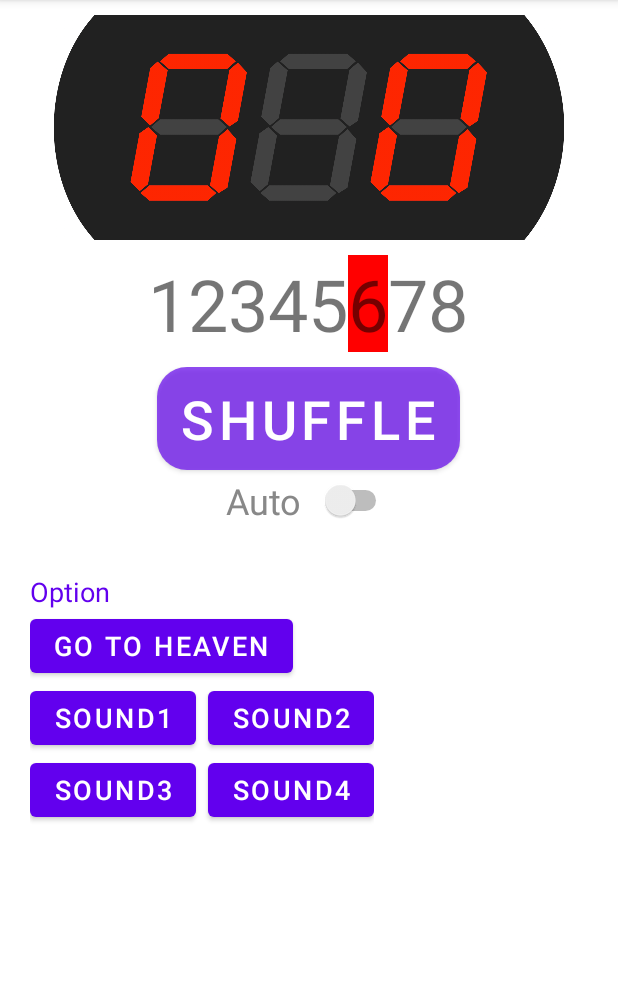
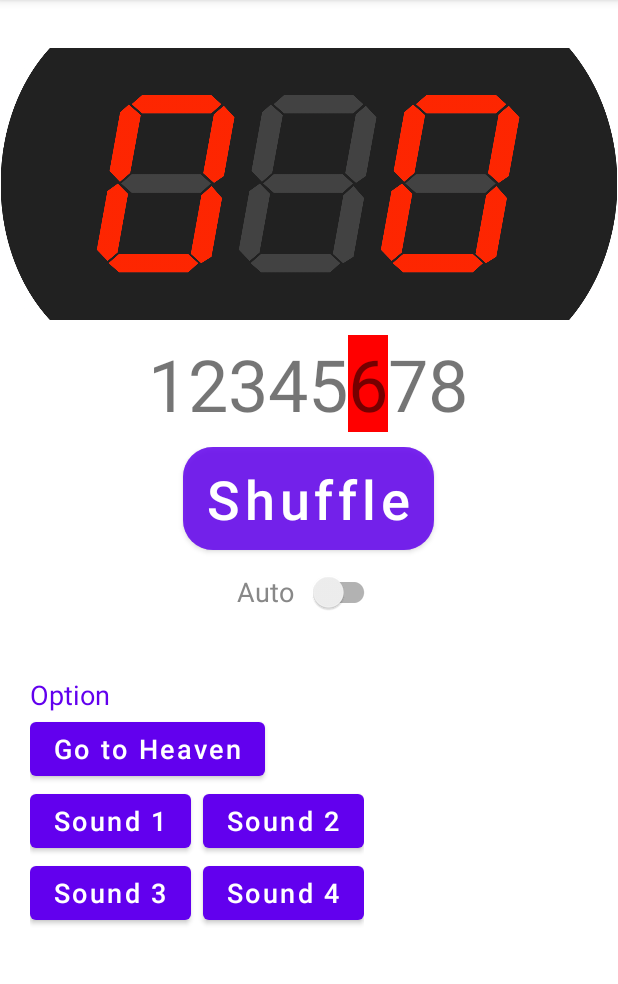
Before and after one commit to digihori/excitesim, an Android app: the screen it shows after launch (MainActivity), on a phone screen of 412 x 824 dp, the part 84-1068 px from its top. Run offline under Robolectric (Android 15) with nearby library versions, the phone set to English and light mode, and no system bars.

Commit message:
マルチデバイス対応

```diff
--- a/app/build.gradle
+++ b/app/build.gradle
@@ -10,8 +10,8 @@ android {
         applicationId "com.github.digihori.excitesim"
         minSdk 26
         targetSdk 32
-        versionCode 1
-        versionName "1.00"
+        versionCode 2
+        versionName "1.01"
 
         testInstrumentationRunner "androidx.test.runner.AndroidJUnitRunner"
         archivesBaseName = "${applicationName}-${versionName}"
--- a/app/src/main/AndroidManifest.xml
+++ b/app/src/main/AndroidManifest.xml
@@ -12,6 +12,7 @@
         android:roundIcon="@mipmap/ic_launcher_round"
         android:supportsRtl="true"
         android:theme="@style/Theme.ExciteSim"
+        tools:ignore="LockedOrientationActivity"
         tools:targetApi="31">
         <activity
             android:name=".MainActivity"
--- a/app/src/main/java/com/github/digihori/excitesim/MainActivity.java
+++ b/app/src/main/java/com/github/digihori/excitesim/MainActivity.java
@@ -1,6 +1,7 @@
 package com.github.digihori.excitesim;
 
 import androidx.appcompat.app.AppCompatActivity;
+import androidx.appcompat.widget.SwitchCompat;
 
 import android.graphics.Color;
 import android.graphics.drawable.AnimationDrawable;
@@ -10,9 +11,8 @@ import android.os.Bundle;
 import android.os.Handler;
 import android.util.Log;
 import android.view.View;
-import android.widget.CompoundButton;
+import android.view.WindowManager;
 import android.widget.ImageView;
-import android.widget.Switch;
 
 import java.util.Random;
 
@@ -43,7 +43,7 @@ public class MainActivity extends AppCompatActivity implements View.OnClickListe
     }
     private ResultNum digit;
     private ImageView imgView1, imgView2;
-    private Switch autoSW;
+    private SwitchCompat autoSW;
 
     @Override
     protected void onCreate(Bundle savedInstanceState) {
@@ -91,25 +91,21 @@ public class MainActivity extends AppCompatActivity implements View.OnClickListe
         autoSW = findViewById(R.id.switch1);
         autoSW.setTextColor(Color.GRAY);
         autoSW.setOnCheckedChangeListener(
-                new CompoundButton.OnCheckedChangeListener() {
-                    @Override
-                    public void onCheckedChanged(CompoundButton compoundButton, boolean b) {
+                (compoundButton, b) -> {
                     if (autoSW.isChecked()) {
-                            auto = new Runnable() {
-                                @Override
-                                public void run() {
+                        getWindow().addFlags(WindowManager.LayoutParams.FLAG_KEEP_SCREEN_ON);
+                        auto = () -> {
                             shuffle();
                             mHandler0.removeCallbacks(auto);
                             mHandler0.postDelayed(auto, 1500);
-                                }
                         };
                         autoSW.setTextColor(Color.RED);
                         shuffle();
                         mHandler0.postDelayed(auto, 1500);
                     } else {
+                        getWindow().clearFlags(WindowManager.LayoutParams.FLAG_KEEP_SCREEN_ON);
                         autoSW.setTextColor(Color.GRAY);
                         mHandler0.removeCallbacks(auto);
-                        }
                     }
                 }
         );
@@ -119,8 +115,7 @@ public class MainActivity extends AppCompatActivity implements View.OnClickListe
         int x;
 
         Log.w("drawing", String.format("mode=%d", mode));
-        switch (mode) {
-            case 0: // 天国モード
+        if (mode == 0) {    // 天国モード
             x = random.nextInt(13);
             Log.w("drawing", String.format("result=%d", x));
             if (x == 0) {
@@ -140,9 +135,7 @@ public class MainActivity extends AppCompatActivity implements View.OnClickListe
                     digit = failure();
                 }
             }
-                break;
-
-            default:    // 1-7 地獄モード
+        } else {    // 1-7 地獄モード
             x = random.nextInt(13);
             Log.w("drawing", String.format("result=%d", x));
             if (x == 0) {
@@ -154,7 +147,6 @@ public class MainActivity extends AppCompatActivity implements View.OnClickListe
             } else {
                 digit = failure();
             }
-                break;
         }
     }
     private ResultNum hit() {
@@ -194,7 +186,7 @@ public class MainActivity extends AppCompatActivity implements View.OnClickListe
         }
         return r;
     }
-    private void digitDisp(ImageView v, int n) {
+    private void digitPrint(ImageView v, int n) {
         v.setBackgroundResource(digitImages[n]);
     }
 
@@ -210,12 +202,10 @@ public class MainActivity extends AppCompatActivity implements View.OnClickListe
         if (anime2.isRunning()) anime2.stop();
         anime2.start();
 
-        stop1 = new Runnable() {
-            @Override
-            public void run() {
+        stop1 = () -> {
             if (anime1.isRunning()) {
                 anime1.stop();
-                    digitDisp(imgView1, digit.d1);
+                digitPrint(imgView1, digit.d1);
                 if (digit.d1 == 3 || digit.d1 == 7) {
                     soundPool.play(soundReach, 1.0f, 1.0f, 0, 0, 1);
                 } else {
@@ -223,15 +213,12 @@ public class MainActivity extends AppCompatActivity implements View.OnClickListe
                 }
             }
             mHandler1.removeCallbacks(stop1);
-            }
         };
         mHandler1.postDelayed(stop1, 600);
-        stop2 = new Runnable() {
-            @Override
-            public void run() {
+        stop2 = () -> {
             if (anime2.isRunning()) {
                 anime2.stop();
-                    digitDisp(imgView2, digit.d2);
+                digitPrint(imgView2, digit.d2);
                 if (digit.d1 == 3 && digit.d2 == 3 || digit.d1 == 7 && digit.d2 == 7) {
                     soundPool.play(soundFanfare, 1.0f, 1.0f, 0, 0, 1);
                     imgView1.setBackgroundResource(digit.d1 == 3 ? R.drawable.fever3 : R.drawable.fever7);
@@ -251,7 +238,6 @@ public class MainActivity extends AppCompatActivity implements View.OnClickListe
                 }
             }
             mHandler2.removeCallbacks(stop2);
-            }
         };
         mHandler2.postDelayed(stop2, 900);
     }
--- a/app/src/main/res/drawable/radius_button.xml
+++ b/app/src/main/res/drawable/radius_button.xml
@@ -1,5 +1,6 @@
 <?xml version="1.0" encoding="utf-8"?>
-<selector xmlns:android="http://schemas.android.com/apk/res/android">
+<ripple xmlns:android="http://schemas.android.com/apk/res/android"
+    android:color="#C0D0D0D0">
     <!-- 通常時 -->
     <item
         android:state_pressed="false"
@@ -12,4 +13,4 @@
         android:drawable="@drawable/radius_button_pressed"
         />
 
-</selector>
+</ripple>
--- a/app/src/main/res/layout/activity_main.xml
+++ b/app/src/main/res/layout/activity_main.xml
@@ -7,10 +7,12 @@
     tools:context=".MainActivity">
 
     <LinearLayout
-        android:layout_width="match_parent"
-        android:layout_height="match_parent"
+        android:layout_width="0dp"
+        android:layout_height="0dp"
         android:orientation="vertical"
-        app:layout_constraintBottom_toBottomOf="parent"
+        app:layout_constrainedHeight="true"
+        app:layout_constrainedWidth="true"
+        app:layout_constraintDimensionRatio="3:5"
         app:layout_constraintEnd_toEndOf="parent"
         app:layout_constraintStart_toStartOf="parent"
         app:layout_constraintTop_toTopOf="parent">
@@ -18,101 +20,138 @@
         <FrameLayout
             android:layout_width="wrap_content"
             android:layout_height="wrap_content"
-            android:paddingTop="10dp"
-            android:layout_gravity="center" >
+            android:paddingTop="32dp"
+            tools:ignore="contentDescription">
 
             <ImageView
-                android:layout_height="150dp"
-                android:layout_width="340dp"
-                android:scaleType="fitXY"
+                android:layout_width="match_parent"
+                android:layout_height="wrap_content"
+                android:adjustViewBounds="true"
                 android:src="@drawable/background" />
 
             <LinearLayout
-                android:layout_width="wrap_content"
-                android:layout_height="wrap_content"
-                android:orientation="horizontal"
-                android:layout_gravity="center">
+                android:layout_width="match_parent"
+                android:layout_height="match_parent"
+                android:orientation="vertical">
 
                 <ImageView
-                    android:id="@+id/img1"
-                    android:layout_width="80dp"
-                    android:layout_height="100dp" />
+                    android:layout_width="match_parent"
+                    android:layout_height="0dp"
+                    android:layout_weight="1" />
+
+                <LinearLayout
+                    android:layout_width="match_parent"
+                    android:layout_height="0dp"
+                    android:layout_weight="4"
+                    android:orientation="horizontal">
+
+                    <ImageView
+                        android:layout_width="0dp"
+                        android:layout_height="0dp"
+                        android:layout_weight="2" />
+
+                    <ImageView
+                        android:id="@+id/img1"
+                        android:layout_width="0dp"
+                        android:layout_height="match_parent"
+                        android:layout_weight="3" />
+
+                    <ImageView
+                        android:id="@+id/img2"
+                        android:layout_width="0dp"
+                        android:layout_height="match_parent"
+                        android:layout_weight="3" />
+
+                    <ImageView
+                        android:id="@+id/img3"
+                        android:layout_width="0dp"
+                        android:layout_height="match_parent"
+                        android:layout_weight="3" />
+
+                    <ImageView
+                        android:layout_width="0dp"
+                        android:layout_height="0dp"
+                        android:layout_weight="2" />
+                </LinearLayout>
+
                 <ImageView
-                    android:id="@+id/img2"
-                    android:layout_width="80dp"
-                    android:layout_height="100dp" />
-                <ImageView
-                    android:id="@+id/img3"
-                    android:layout_width="80dp"
-                    android:layout_height="100dp" />
+                    android:layout_width="match_parent"
+                    android:layout_height="0dp"
+                    android:layout_weight="1" />
             </LinearLayout>
-
         </FrameLayout>
 
         <GridLayout
             android:layout_width="wrap_content"
             android:layout_height="wrap_content"
+            android:layout_gravity="center"
             android:columnCount="8"
-            android:rowCount="1"
             android:paddingTop="10dp"
-            android:layout_gravity="center" >
+            android:rowCount="1">
 
             <TextView
                 android:id="@+id/text1"
-                android:text="1"
-                android:textSize="48sp"
+                android:layout_row="0"
                 android:layout_column="0"
-                android:layout_row="0" />
+                android:text="@string/mode1"
+                android:textSize="@dimen/textSize_large" />
+
             <TextView
                 android:id="@+id/text2"
-                android:text="2"
-                android:textSize="48sp"
+                android:layout_row="0"
                 android:layout_column="1"
-                android:layout_row="0" />
+                android:text="@string/mode2"
+                android:textSize="@dimen/textSize_large" />
+
             <TextView
                 android:id="@+id/text3"
-                android:text="3"
-                android:textSize="48sp"
+                android:layout_row="0"
                 android:layout_column="2"
-                android:layout_row="0" />
+                android:text="@string/mode3"
+                android:textSize="@dimen/textSize_large" />
+
             <TextView
                 android:id="@+id/text4"
-                android:text="4"
-                android:textSize="48sp"
+                android:layout_row="0"
                 android:layout_column="3"
-                android:layout_row="0" />
+                android:text="@string/mode4"
+                android:textSize="@dimen/textSize_large" />
+
             <TextView
                 android:id="@+id/text5"
-                android:text="5"
-                android:textSize="48sp"
+                android:layout_row="0"
                 android:layout_column="4"
-                android:layout_row="0" />
+                android:text="@string/mode5"
+                android:textSize="@dimen/textSize_large" />
+
             <TextView
                 android:id="@+id/text6"
-                android:text="6"
-                android:textSize="48sp"
+                android:layout_row="0"
                 android:layout_column="5"
-                android:layout_row="0" />
+                android:text="@string/mode6"
+                android:textSize="@dimen/textSize_large" />
+
             <TextView
                 android:id="@+id/text7"
-                android:text="7"
-                android:textSize="48sp"
+                android:layout_row="0"
                 android:layout_column="6"
-                android:layout_row="0" />
+                android:text="@string/mode7"
+                android:textSize="@dimen/textSize_large" />
+
             <TextView
                 android:id="@+id/text8"
-                android:text="8"
-                android:textSize="48sp"
+                android:layout_row="0"
                 android:layout_column="7"
-                android:layout_row="0" />
+                android:text="@string/mode8"
+                android:textSize="@dimen/textSize_large" />
 
         </GridLayout>
 
         <LinearLayout
-            android:paddingTop="10dp"
             android:layout_width="match_parent"
             android:layout_height="wrap_content"
-            android:orientation="vertical">
+            android:orientation="vertical"
+            android:paddingTop="10dp">
 
             <Button
                 android:id="@+id/btn1"
@@ -120,73 +159,86 @@
                 android:layout_height="wrap_content"
                 android:layout_gravity="center"
                 android:background="@drawable/radius_button"
-                android:text="Shuffle"
-                android:textSize="36sp" />
+                android:text="@string/fire"
+                android:textAllCaps="false"
+                android:textSize="@dimen/textSize_medium" />
 
-            <Switch
+            <androidx.appcompat.widget.SwitchCompat
                 android:id="@+id/switch1"
                 android:layout_width="wrap_content"
                 android:layout_height="wrap_content"
+                android:layout_gravity="center"
                 android:layout_marginTop="4dp"
-                android:layout_gravity="center"
-                android:text="Auto  "
-                android:textSize="24sp" />
+                android:text="@string/sw"
+                android:textSize="@dimen/textSize_small" />
 
             <LinearLayout
                 android:layout_width="match_parent"
                 android:layout_height="wrap_content"
                 android:orientation="vertical"
                 android:paddingLeft="20dp"
-                android:paddingTop="32dp" >
+                android:paddingRight="20dp"
+                android:paddingTop="32dp">
+
                 <TextView
                     android:layout_width="wrap_content"
                     android:layout_height="wrap_content"
-                    android:text="Option"
+                    android:text="@string/option"
                     android:textColor="@color/design_default_color_primary"
-                    android:textSize="18sp" />
+                    android:textSize="@dimen/textSize_small" />
+
                 <Button
                     android:id="@+id/btn2"
                     android:layout_width="wrap_content"
                     android:layout_height="wrap_content"
-                    android:text="Go to heaven"
-                    android:textSize="18sp" />
+                    android:text="@string/opt_heaven"
+                    android:textAllCaps="false"
+                    android:textSize="@dimen/textSize_small" />
+
                 <LinearLayout
                     android:layout_width="wrap_content"
                     android:layout_height="wrap_content"
-                    android:orientation="horizontal" >
+                    android:orientation="horizontal">
+
                     <Button
                         android:id="@+id/btn3"
                         android:layout_width="wrap_content"
                         android:layout_height="wrap_content"
-                        android:text="Sound1"
-                        android:textSize="18sp" />
+                        android:text="@string/opt1"
+                        android:textAllCaps="false"
+                        android:textSize="@dimen/textSize_small" />
+
                     <Button
                         android:id="@+id/btn4"
-                        android:layout_marginStart="8dp"
                         android:layout_width="wrap_content"
                         android:layout_height="wrap_content"
-                        android:text="Sound2"
-                        android:textSize="18sp" />
+                        android:layout_marginStart="8dp"
+                        android:text="@string/opt2"
+                        android:textAllCaps="false"
+                        android:textSize="@dimen/textSize_small" />
                 </LinearLayout>
+
                 <LinearLayout
                     android:layout_width="wrap_content"
                     android:layout_height="wrap_content"
-                    android:orientation="horizontal" >
+                    android:orientation="horizontal">
 
                     <Button
                         android:id="@+id/btn5"
                         android:layout_width="wrap_content"
                         android:layout_height="wrap_content"
-                        android:text="Sound3"
-                        android:textSize="18sp" />
+                        android:text="@string/opt3"
+                        android:textAllCaps="false"
+                        android:textSize="@dimen/textSize_small" />
 
                     <Button
                         android:id="@+id/btn6"
-                        android:layout_marginStart="8dp"
                         android:layout_width="wrap_content"
                         android:layout_height="wrap_content"
-                        android:text="Sound4"
-                        android:textSize="18sp" />
+                        android:layout_marginStart="8dp"
+                        android:text="@string/opt4"
+                        android:textAllCaps="false"
+                        android:textSize="@dimen/textSize_small" />
                 </LinearLayout>
             </LinearLayout>
         </LinearLayout>
--- a/app/src/main/res/values-night/themes.xml
+++ b/app/src/main/res/values-night/themes.xml
@@ -1,4 +1,4 @@
-<resources xmlns:tools="http://schemas.android.com/tools">
+<resources>
     <!-- Base application theme. -->
     <style name="Theme.ExciteSim" parent="Theme.MaterialComponents.DayNight.DarkActionBar">
         <!-- Primary brand color. -->
@@ -10,7 +10,7 @@
         <item name="colorSecondaryVariant">@color/teal_200</item>
         <item name="colorOnSecondary">@color/black</item>
         <!-- Status bar color. -->
-        <item name="android:statusBarColor" tools:targetApi="l">?attr/colorPrimaryVariant</item>
+        <item name="android:statusBarColor" >?attr/colorPrimaryVariant</item>
         <!-- Customize your theme here. -->
     </style>
 </resources>
--- /dev/null
+++ b/app/src/main/res/values-sw600dp/dimens.xml
@@ -0,0 +1,6 @@
+<?xml version="1.0" encoding="utf-8"?>
+<resources>
+    <dimen name="textSize_small">20sp</dimen>
+    <dimen name="textSize_medium">36sp</dimen>
+    <dimen name="textSize_large">54sp</dimen>
+</resources>
--- /dev/null
+++ b/app/src/main/res/values-sw720dp/dimens.xml
@@ -0,0 +1,6 @@
+<?xml version="1.0" encoding="utf-8"?>
+<resources>
+    <dimen name="textSize_small">27sp</dimen>
+    <dimen name="textSize_medium">54sp</dimen>
+    <dimen name="textSize_large">72sp</dimen>
+</resources>
--- /dev/null
+++ b/app/src/main/res/values/dimens.xml
@@ -0,0 +1,6 @@
+<?xml version="1.0" encoding="utf-8"?>
+<resources>
+    <dimen name="textSize_small">18sp</dimen>
+    <dimen name="textSize_medium">36sp</dimen>
+    <dimen name="textSize_large">48sp</dimen>
+</resources>
--- a/app/src/main/res/values/strings.xml
+++ b/app/src/main/res/values/strings.xml
@@ -1,3 +1,19 @@
 <resources>
     <string name="app_name">EXCITE Simulator</string>
+    <string name="mode1">1</string>
+    <string name="mode2">2</string>
+    <string name="mode3">3</string>
+    <string name="mode4">4</string>
+    <string name="mode5">5</string>
+    <string name="mode6">6</string>
+    <string name="mode7">7</string>
+    <string name="mode8">8</string>
+    <string name="fire">Shuffle</string>
+    <string name="sw">"Auto  "</string>
+    <string name="option">Option</string>
+    <string name="opt_heaven">Go to Heaven</string>
+    <string name="opt1">Sound 1</string>
+    <string name="opt2">Sound 2</string>
+    <string name="opt3">Sound 3</string>
+    <string name="opt4">Sound 4</string>
 </resources>
--- a/app/src/main/res/values/themes.xml
+++ b/app/src/main/res/values/themes.xml
@@ -1,4 +1,4 @@
-<resources xmlns:tools="http://schemas.android.com/tools">
+<resources>
     <!-- Base application theme. -->
     <style name="Theme.ExciteSim" parent="Theme.MaterialComponents.DayNight.DarkActionBar">
         <!-- Primary brand color. -->
@@ -10,7 +10,7 @@
         <item name="colorSecondaryVariant">@color/teal_700</item>
         <item name="colorOnSecondary">@color/black</item>
         <!-- Status bar color. -->
-        <item name="android:statusBarColor" tools:targetApi="l">?attr/colorPrimaryVariant</item>
+        <item name="android:statusBarColor" >?attr/colorPrimaryVariant</item>
         <!-- Customize your theme here. -->
     </style>
 </resources>
```
Also changed, not shown: app/src/main/res/drawable/background.png. Lines whose indentation alone changed are shown as unchanged.
